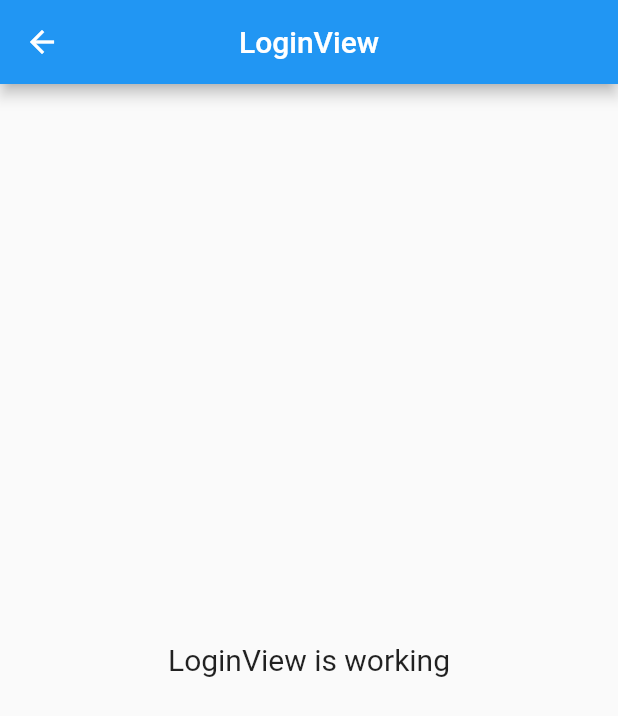
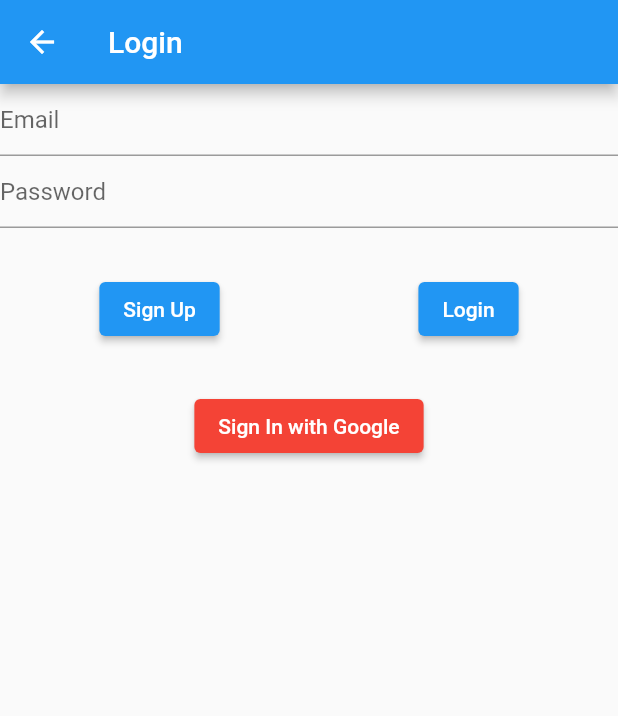
Before and after one commit to achreza/flutter_gdsc-maliki, a Flutter app: the LoginView screen opened by its route, on a phone screen of 412 x 824 dp. Shown: the top 716 px of the screen. Run offline on Flutter 3.47's test engine with Material 2 defaults, Android fonts, the phone set to English and light mode, and no system bars; our stand-ins replace animated_splash_screen, cloud_firestore, dio, firebase_auth, firebase_core, flutter_screenutil and 4 more; missing offline and left inert: wc_form_validators; accounts and stored records are empty; network calls fail.

Commit message:
fix login firebase

```diff
--- a/lib/app/modules/login/views/login_view.dart
+++ b/lib/app/modules/login/views/login_view.dart
@@ -1,22 +1,63 @@
 import 'package:flutter/material.dart';
+import 'package:flutter_gdscmaliki/constants/constant.dart';
 
 import 'package:get/get.dart';
 
 import '../controllers/login_controller.dart';
 
 class LoginView extends GetView<LoginController> {
+  final TextEditingController _emailController = TextEditingController();
+
+  final TextEditingController _passwordController = TextEditingController();
+
   @override
   Widget build(BuildContext context) {
     return Scaffold(
       appBar: AppBar(
-        title: Text('LoginView'),
-        centerTitle: true,
+        title: const Text("Login"),
       ),
-      body: Center(
-        child: Text(
-          'LoginView is working',
-          style: TextStyle(fontSize: 20),
-        ),
+      body: Column(
+        children: [
+          TextField(
+            decoration: const InputDecoration(hintText: "Email"),
+            controller: _emailController,
+          ),
+          TextField(
+            decoration: const InputDecoration(hintText: "Password"),
+            controller: _passwordController,
+            obscureText: true,
+          ),
+          const SizedBox(height: 30),
+          Row(
+            mainAxisAlignment: MainAxisAlignment.spaceAround,
+            children: [
+              ElevatedButton(
+                onPressed: () async {
+                  authController.register(_emailController.text.trim(),
+                      _passwordController.text.trim());
+                },
+                child: const Text("Sign Up"),
+              ),
+              ElevatedButton(
+                onPressed: () async {
+                  authController.login(_emailController.text.trim(),
+                      _passwordController.text.trim());
+                },
+                child: const Text("Login"),
+              ),
+            ],
+          ),
+          const SizedBox(height: 30),
+          ElevatedButton(
+            style: ElevatedButton.styleFrom(
+              primary: Colors.red,
+            ),
+            onPressed: () {
+              authController.signInWithGoogle();
+            },
+            child: const Text("Sign In with Google"),
+          ),
+        ],
       ),
     );
   }
--- a/lib/app/modules/splash/views/splash_view.dart
+++ b/lib/app/modules/splash/views/splash_view.dart
@@ -28,7 +28,7 @@ class SplashView extends GetView<SplashController> {
                       style: ButtonStyle(
                           backgroundColor:
                               MaterialStateProperty.all(Colors.black)),
-                      onPressed: (() => Get.offAndToNamed('/home')),
+                      onPressed: (() => controller.navigateToLogin()),
                       child: Text(
                         'Lets get Started',
                         style: TextStyle(color: Colors.white, fontSize: 16),
--- a/lib/app/routes/app_routes.dart
+++ b/lib/app/routes/app_routes.dart
@@ -17,7 +17,6 @@ abstract class _Paths {
   static const LOGIN = '/login';
   static const REGISTER = '/register';
   static const SPLASH = '/splash';
-
   static const CREATE_MEMBER = '/create-member';
   static const EDIT_MEMBER = '/edit-member';
 }
--- a/lib/constants/constant.dart
+++ b/lib/constants/constant.dart
@@ -16,7 +16,7 @@ FirebaseAuth auth = FirebaseAuth.instance;
 FirebaseFirestore firebaseFirestore = FirebaseFirestore.instance;
 GoogleSignIn googleSign = GoogleSignIn();
 
-const apiBaseUrl = 'http://192.168.1.70:3000';
+const apiBaseUrl = 'http://192.168.1.104:3000';
 
 final kDefaultPadding = 8.0;
 final kDefaultMargin = 8.0;
--- a/lib/main.dart
+++ b/lib/main.dart
@@ -8,10 +8,6 @@ import 'package:get/get.dart';
 import 'app/routes/app_pages.dart';
 
 void main() async {
-  WidgetsFlutterBinding.ensureInitialized();
-  // await firebaseInitialization.then((value) {
-  //   Get.put(LoginController());
-  // });
   runApp(
     GetMaterialApp(
       title: "GDSC Maliki",
```
Also changed, not shown: lib/app/components/cards/detail_member.dart (+4 -5 lines), lib/app/modules/home/views/home_view.dart (+10 -0 lines), lib/app/modules/login/controllers/login_controller.dart (+5 -4 lines), lib/app/modules/splash/controllers/splash_controller.dart (+11 -0 lines).
